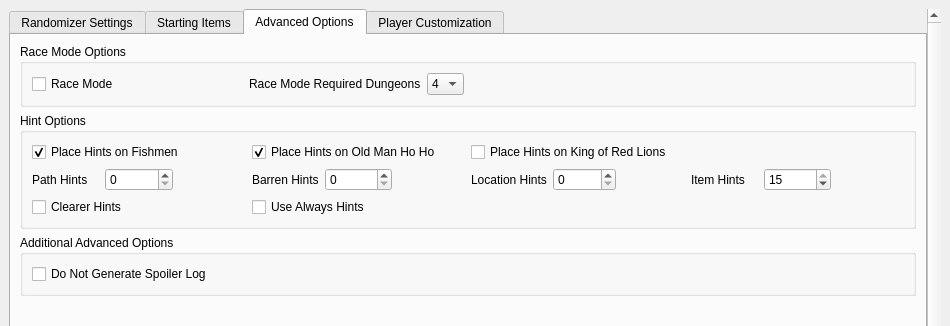
First picture: the form in wwr_ui/randomizer_window.ui, repository LagoLunatic/wwrando, before the edit; both pictures show x 0 to 950 and y 0 to 326 of the 950 by 690 pixel window.
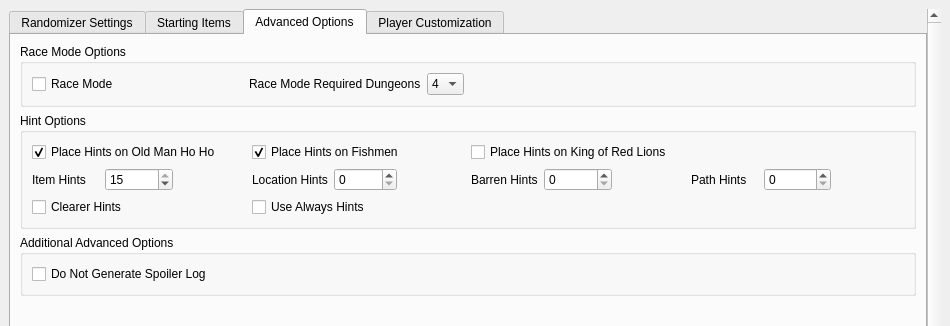
Second picture: the form after the edit. The open tabs and pages were chosen to show the change.

Commit message: Adjust the order of hint options in the UI

The edit to the form file:
```diff
--- a/wwr_ui/randomizer_window.ui
+++ b/wwr_ui/randomizer_window.ui
@@ -882,35 +882,22 @@
                <string>Hint Options</string>
               </property>
               <layout class="QGridLayout" name="gridLayout_7">
-               <item row="5" column="2">
-                <layout class="QHBoxLayout" name="horizontalLayout_17">
-                 <item>
-                  <widget class="QLabel" name="label_for_num_location_hints">
-                   <property name="text">
-                    <string>Location Hints</string>
-                   </property>
-                  </widget>
-                 </item>
-                 <item>
-                  <widget class="QSpinBox" name="num_location_hints">
-                   <property name="correctionMode">
-                    <enum>QAbstractSpinBox::CorrectToNearestValue</enum>
-                   </property>
-                   <property name="minimum">
-                    <number>0</number>
-                   </property>
-                   <property name="maximum">
-                    <number>15</number>
-                   </property>
-                   <property name="value">
-                    <number>0</number>
-                   </property>
-                  </widget>
-                 </item>
-                 <item>
-                  <widget class="QWidget" name="widget_8" native="true"/>
-                 </item>
-                </layout>
+               <item row="4" column="0">
+                <widget class="QCheckBox" name="hoho_hints">
+                 <property name="text">
+                  <string>Place Hints on Old Man Ho Ho</string>
+                 </property>
+                 <property name="checked">
+                  <bool>true</bool>
+                 </property>
+                </widget>
+               </item>
+               <item row="6" column="1">
+                <widget class="QCheckBox" name="use_always_hints">
+                 <property name="text">
+                  <string>Use Always Hints</string>
+                 </property>
+                </widget>
                </item>
                <item row="4" column="2">
                 <widget class="QCheckBox" name="korl_hints">
@@ -919,17 +906,7 @@
                  </property>
                 </widget>
                </item>
-               <item row="4" column="0">
-                <widget class="QCheckBox" name="fishmen_hints">
-                 <property name="text">
-                  <string>Place Hints on Fishmen</string>
-                 </property>
-                 <property name="checked">
-                  <bool>true</bool>
-                 </property>
-                </widget>
-               </item>
-               <item row="5" column="1">
+               <item row="5" column="2">
                 <layout class="QHBoxLayout" name="horizontalLayout_16">
                  <item>
                   <widget class="QLabel" name="label_for_num_barren_hints">
@@ -959,47 +936,54 @@
                  </item>
                 </layout>
                </item>
+               <item row="6" column="0">
+                <widget class="QCheckBox" name="clearer_hints">
+                 <property name="text">
+                  <string>Clearer Hints</string>
+                 </property>
+                </widget>
+               </item>
                <item row="4" column="1">
-                <widget class="QCheckBox" name="hoho_hints">
+                <widget class="QCheckBox" name="fishmen_hints">
                  <property name="text">
-                  <string>Place Hints on Old Man Ho Ho</string>
+                  <string>Place Hints on Fishmen</string>
                  </property>
                  <property name="checked">
                   <bool>true</bool>
                  </property>
                 </widget>
                </item>
+               <item row="5" column="1">
+                <layout class="QHBoxLayout" name="horizontalLayout_17">
+                 <item>
+                  <widget class="QLabel" name="label_for_num_location_hints">
+                   <property name="text">
+                    <string>Location Hints</string>
+                   </property>
+                  </widget>
+                 </item>
+                 <item>
+                  <widget class="QSpinBox" name="num_location_hints">
+                   <property name="correctionMode">
+                    <enum>QAbstractSpinBox::CorrectToNearestValue</enum>
+                   </property>
+                   <property name="minimum">
+                    <number>0</number>
+                   </property>
+                   <property name="maximum">
+                    <number>15</number>
+                   </property>
+                   <property name="value">
+                    <number>0</number>
+                   </property>
+                  </widget>
+                 </item>
+                 <item>
+                  <widget class="QWidget" name="widget_8" native="true"/>
+                 </item>
+                </layout>
+               </item>
                <item row="5" column="0">
-                <layout class="QHBoxLayout" name="horizontalLayout_15">
-                 <item>
-                  <widget class="QLabel" name="label_for_num_path_hints">
-                   <property name="text">
-                    <string>Path Hints</string>
-                   </property>
-                  </widget>
-                 </item>
-                 <item>
-                  <widget class="QSpinBox" name="num_path_hints">
-                   <property name="correctionMode">
-                    <enum>QAbstractSpinBox::CorrectToNearestValue</enum>
-                   </property>
-                   <property name="minimum">
-                    <number>0</number>
-                   </property>
-                   <property name="maximum">
-                    <number>15</number>
-                   </property>
-                   <property name="value">
-                    <number>0</number>
-                   </property>
-                  </widget>
-                 </item>
-                 <item>
-                  <widget class="QWidget" name="widget_6" native="true"/>
-                 </item>
-                </layout>
-               </item>
-               <item row="5" column="3">
                 <layout class="QHBoxLayout" name="horizontalLayout_9">
                  <item>
                   <widget class="QLabel" name="label_for_num_item_hints">
@@ -1029,19 +1013,35 @@
                  </item>
                 </layout>
                </item>
-               <item row="6" column="1">
-                <widget class="QCheckBox" name="use_always_hints">
-                 <property name="text">
-                  <string>Use Always Hints</string>
-                 </property>
-                </widget>
-               </item>
-               <item row="6" column="0">
-                <widget class="QCheckBox" name="clearer_hints">
-                 <property name="text">
-                  <string>Clearer Hints</string>
-                 </property>
-                </widget>
+               <item row="5" column="3">
+                <layout class="QHBoxLayout" name="horizontalLayout_15">
+                 <item>
+                  <widget class="QLabel" name="label_for_num_path_hints">
+                   <property name="text">
+                    <string>Path Hints</string>
+                   </property>
+                  </widget>
+                 </item>
+                 <item>
+                  <widget class="QSpinBox" name="num_path_hints">
+                   <property name="correctionMode">
+                    <enum>QAbstractSpinBox::CorrectToNearestValue</enum>
+                   </property>
+                   <property name="minimum">
+                    <number>0</number>
+                   </property>
+                   <property name="maximum">
+                    <number>15</number>
+                   </property>
+                   <property name="value">
+                    <number>0</number>
+                   </property>
+                  </widget>
+                 </item>
+                 <item>
+                  <widget class="QWidget" name="widget_6" native="true"/>
+                 </item>
+                </layout>
                </item>
               </layout>
              </widget>
```
The commit also changes 1 other file.
